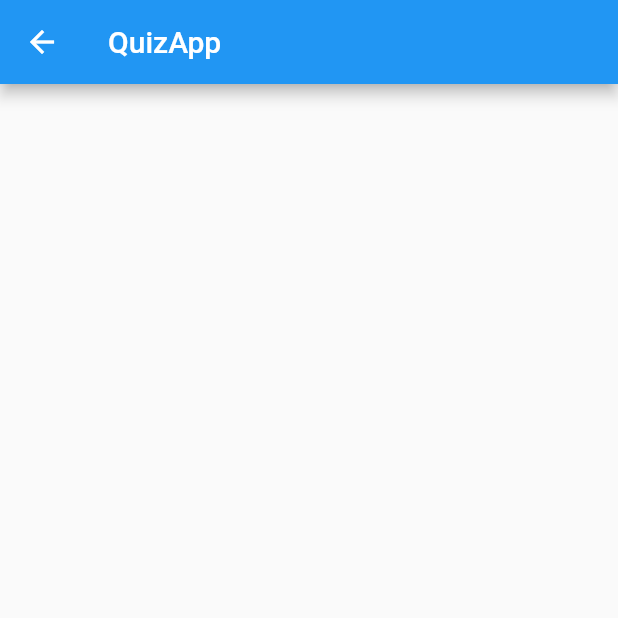
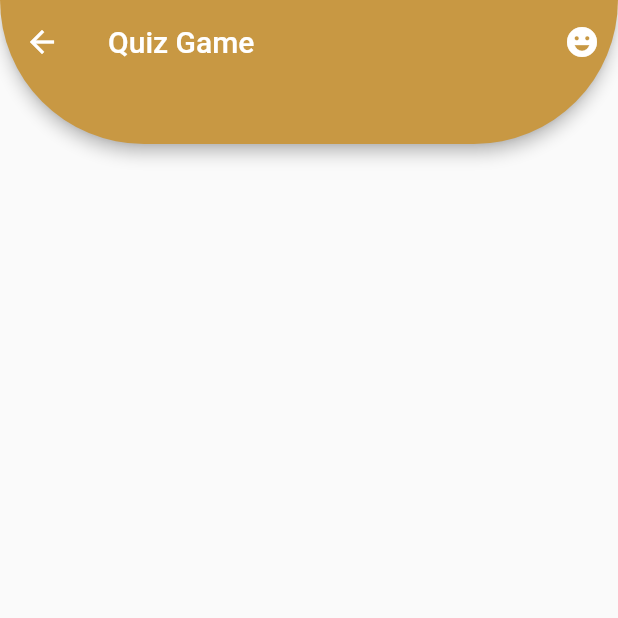
Before and after one commit to Prabhneet-Web/QuizApp, a Flutter app: the screen it shows after launch, after a tap on "Start", on a phone screen of 412 x 824 dp, the top half of it. Run offline on Flutter 3.47's test engine with Material 2 defaults, Android fonts, the phone set to English and light mode, and no system bars; drawn by our look-alikes of animated_text_kit; our stand-ins replace page_transition.

Commit message:
AppBar Added.

```diff
--- a/lib/pages/firstPage.dart
+++ b/lib/pages/firstPage.dart
@@ -5,6 +5,25 @@ class FirstPage extends StatelessWidget {
 
   @override
   Widget build(BuildContext context) {
-    return Scaffold(appBar: AppBar(title: Text("QuizApp"),),);
+    return Scaffold(
+      appBar: AppBar(
+        shape: const RoundedRectangleBorder(
+            borderRadius: BorderRadius.only(
+                bottomLeft: Radius.circular(100),
+                bottomRight: Radius.circular(100))),
+        bottom: const PreferredSize(
+          preferredSize: Size.fromHeight(40),
+          child: SizedBox(),
+        ),
+        backgroundColor: const Color.fromARGB(255, 200, 152, 67),
+        title: const Text(
+          "Quiz Game",
+        ),
+        actions: [
+          IconButton(icon: const Icon(Icons.emoji_emotions), onPressed: () {})
+        ],
+      ),
+      body: Container(),
+    );
   }
 }
--- a/lib/pages/homePage.dart
+++ b/lib/pages/homePage.dart
@@ -12,15 +12,12 @@ class HomePage extends StatefulWidget {
 
 class _HomePageState extends State<HomePage> with TickerProviderStateMixin {
   late AnimationController _animationController;
-  late Animation<double> _animation;
 
   @override
   void initState() {
     _animationController = AnimationController(
-        vsync: this, duration: const Duration(milliseconds: 100));
+        vsync: this, duration: const Duration(milliseconds: 10));
 
-    _animation =
-        Tween<double>(begin: 1.0, end: 25.0).animate(_animationController);
     super.initState();
   }
 
--- a/pubspec.yaml
+++ b/pubspec.yaml
@@ -36,6 +36,8 @@ dependencies:
   cupertino_icons: ^1.0.2
   animated_text_kit: ^4.2.1
   page_transition: ^2.0.5
+  http: ^0.13.4
+  frideos: ^1.0.1
 
 dev_dependencies:
   flutter_test:
```
Also changed, not shown: pubspec.lock, 41 other files.
